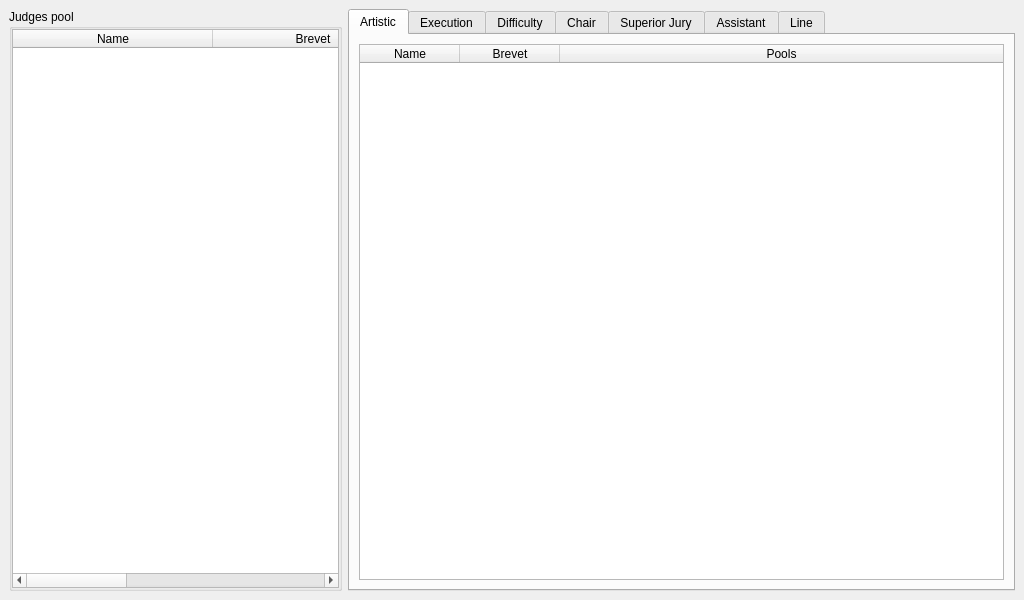
MrApe/OpenCompetition, file modules/judgespanel/judgespanelwidget.ui: the form before one commit.
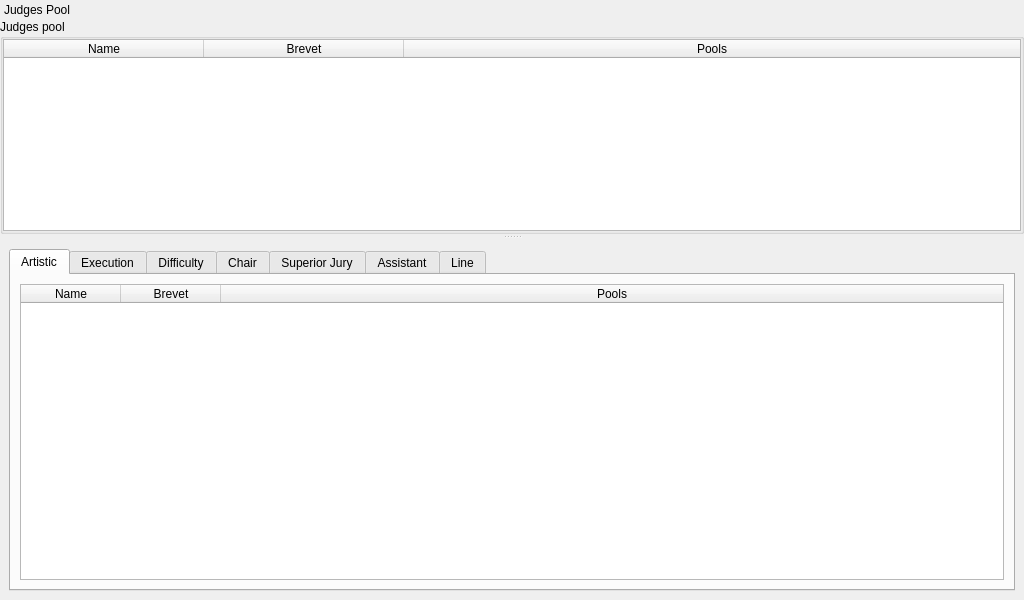
The form after the commit. Icons and pictures are not drawn. Custom widgets are drawn as their Qt base class.

```diff
--- a/modules/judgespanel/judgespanelwidget.ui
+++ b/modules/judgespanel/judgespanelwidget.ui
@@ -21,77 +21,7 @@
     <normaloff>:/ui/icons/images/icons/Logo.png</normaloff>:/ui/icons/images/icons/Logo.png</iconset>
   </property>
   <widget class="QWidget" name="centralWidget">
-   <layout class="QHBoxLayout" name="horizontalLayout_2" stretch="1,2">
-    <item>
-     <widget class="QGroupBox" name="groupBox">
-      <property name="sizePolicy">
-       <sizepolicy hsizetype="Preferred" vsizetype="Preferred">
-        <horstretch>0</horstretch>
-        <verstretch>3</verstretch>
-       </sizepolicy>
-      </property>
-      <property name="title">
-       <string>Judges pool</string>
-      </property>
-      <layout class="QVBoxLayout" name="verticalLayout_2">
-       <property name="spacing">
-        <number>0</number>
-       </property>
-       <property name="margin">
-        <number>0</number>
-       </property>
-       <item>
-        <widget class="judgesTableWidget" name="judgesTable">
-         <property name="acceptDrops">
-          <bool>true</bool>
-         </property>
-         <property name="editTriggers">
-          <set>QAbstractItemView::NoEditTriggers</set>
-         </property>
-         <property name="dragEnabled">
-          <bool>true</bool>
-         </property>
-         <property name="dragDropOverwriteMode">
-          <bool>false</bool>
-         </property>
-         <property name="dragDropMode">
-          <enum>QAbstractItemView::DragDrop</enum>
-         </property>
-         <property name="selectionMode">
-          <enum>QAbstractItemView::SingleSelection</enum>
-         </property>
-         <property name="selectionBehavior">
-          <enum>QAbstractItemView::SelectRows</enum>
-         </property>
-         <property name="sortingEnabled">
-          <bool>true</bool>
-         </property>
-         <attribute name="horizontalHeaderDefaultSectionSize">
-          <number>200</number>
-         </attribute>
-         <attribute name="horizontalHeaderStretchLastSection">
-          <bool>true</bool>
-         </attribute>
-         <column>
-          <property name="text">
-           <string>Name</string>
-          </property>
-         </column>
-         <column>
-          <property name="text">
-           <string>Brevet</string>
-          </property>
-         </column>
-         <column>
-          <property name="text">
-           <string>Pools</string>
-          </property>
-         </column>
-        </widget>
-       </item>
-      </layout>
-     </widget>
-    </item>
+   <layout class="QHBoxLayout" name="horizontalLayout_3" stretch="0">
     <item>
      <layout class="QHBoxLayout" name="horizontalLayout">
       <item>
@@ -395,6 +325,97 @@
     </item>
    </layout>
   </widget>
+  <widget class="QDockWidget" name="dockWidget">
+   <property name="floating">
+    <bool>false</bool>
+   </property>
+   <property name="features">
+    <set>QDockWidget::DockWidgetMovable</set>
+   </property>
+   <property name="windowTitle">
+    <string>Judges Pool</string>
+   </property>
+   <attribute name="dockWidgetArea">
+    <number>4</number>
+   </attribute>
+   <widget class="QWidget" name="dockWidgetContents">
+    <layout class="QHBoxLayout" name="horizontalLayout_2">
+     <property name="margin">
+      <number>0</number>
+     </property>
+     <item>
+      <widget class="QGroupBox" name="groupBox">
+       <property name="sizePolicy">
+        <sizepolicy hsizetype="Preferred" vsizetype="Preferred">
+         <horstretch>0</horstretch>
+         <verstretch>3</verstretch>
+        </sizepolicy>
+       </property>
+       <property name="title">
+        <string>Judges pool</string>
+       </property>
+       <layout class="QVBoxLayout" name="verticalLayout_2">
+        <property name="spacing">
+         <number>0</number>
+        </property>
+        <property name="margin">
+         <number>0</number>
+        </property>
+        <item>
+         <widget class="judgesTableWidget" name="judgesTable">
+          <property name="acceptDrops">
+           <bool>true</bool>
+          </property>
+          <property name="editTriggers">
+           <set>QAbstractItemView::NoEditTriggers</set>
+          </property>
+          <property name="dragEnabled">
+           <bool>true</bool>
+          </property>
+          <property name="dragDropOverwriteMode">
+           <bool>false</bool>
+          </property>
+          <property name="dragDropMode">
+           <enum>QAbstractItemView::DragDrop</enum>
+          </property>
+          <property name="selectionMode">
+           <enum>QAbstractItemView::SingleSelection</enum>
+          </property>
+          <property name="selectionBehavior">
+           <enum>QAbstractItemView::SelectRows</enum>
+          </property>
+          <property name="sortingEnabled">
+           <bool>true</bool>
+          </property>
+          <attribute name="horizontalHeaderDefaultSectionSize">
+           <number>200</number>
+          </attribute>
+          <attribute name="horizontalHeaderStretchLastSection">
+           <bool>true</bool>
+          </attribute>
+          <column>
+           <property name="text">
+            <string>Name</string>
+           </property>
+          </column>
+          <column>
+           <property name="text">
+            <string>Brevet</string>
+           </property>
+          </column>
+          <column>
+           <property name="text">
+            <string>Pools</string>
+           </property>
+          </column>
+         </widget>
+        </item>
+       </layout>
+      </widget>
+     </item>
+    </layout>
+   </widget>
+  </widget>
  </widget>
  <customwidgets>
   <customwidget>
```
Left out of the diff: 5 changed lines with no effect on the pictures.
